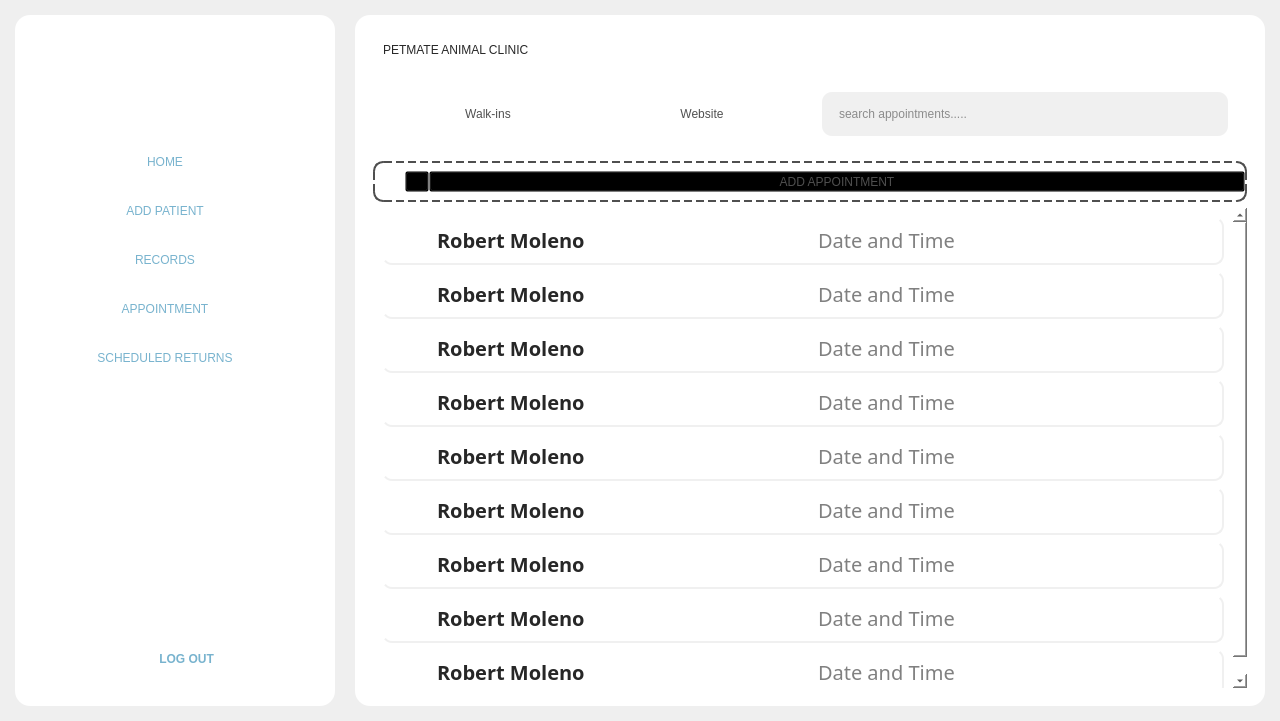
Above: Frontend/Home.ui from DreddVDomasian/Petmate-Desktop-Application before the change. Below: the same form after it.
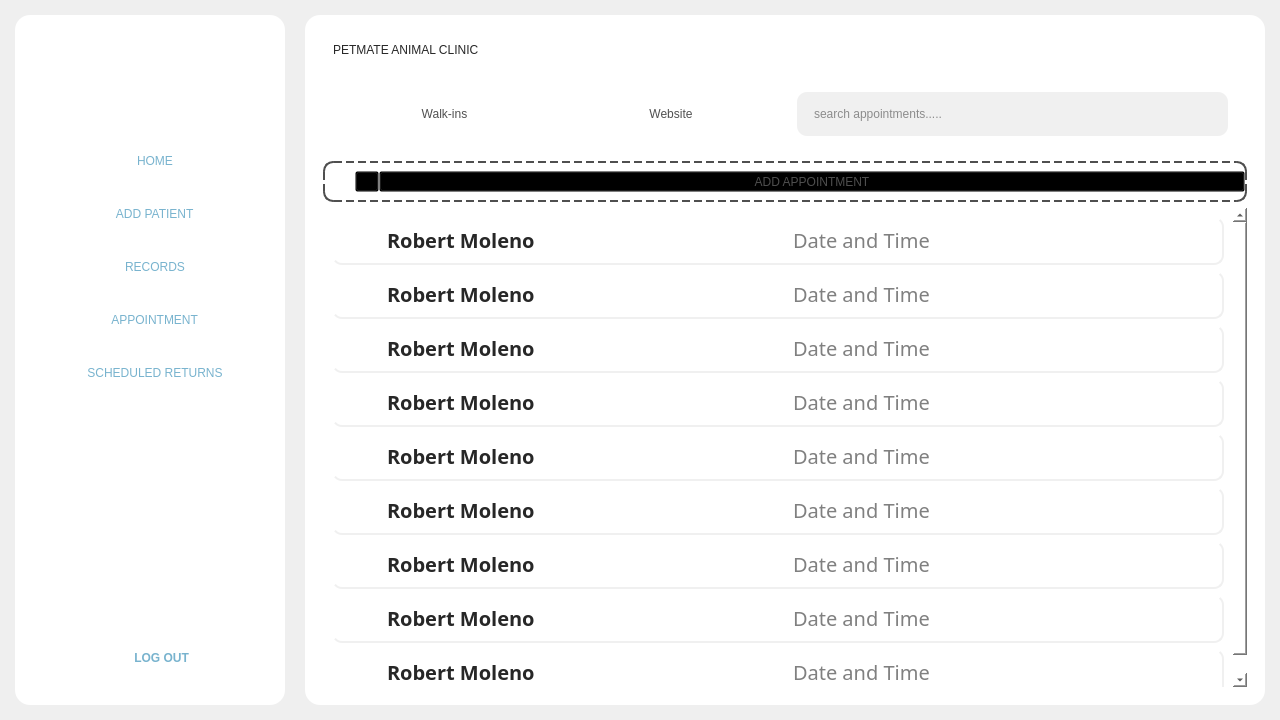
That is the form after the change. The open tabs and pages were chosen to show the change. Icons and pictures are not drawn.

Commit message:
Add appointment pop-up UI and logic
Introduces AddAppointmentCard UI and supporting logic for adding appointments, including patient and pet selection, date/time input, and cancel functionality. Updates Home.ui for improved layout and navigation, adds close icon, and registers new resources. Refactors app.py to integrate the appointment pop-up and related event handling.

The edit to the form file:
```diff
--- a/Frontend/Home.ui
+++ b/Frontend/Home.ui
@@ -7,7 +7,7 @@
     <x>0</x>
     <y>0</y>
     <width>1280</width>
-    <height>721</height>
+    <height>720</height>
    </rect>
   </property>
   <property name="sizePolicy">
@@ -82,12 +82,6 @@
         <verstretch>0</verstretch>
        </sizepolicy>
       </property>
-      <property name="minimumSize">
-       <size>
-        <width>320</width>
-        <height>0</height>
-       </size>
-      </property>
       <property name="styleSheet">
        <string notr="true">#sideNav{
 	background-color:white;
@@ -99,9 +93,15 @@
        <enum>QFrame::NoFrame</enum>
       </property>
       <layout class="QVBoxLayout" name="verticalLayout_2">
+       <property name="leftMargin">
+        <number>15</number>
+       </property>
        <property name="topMargin">
         <number>29</number>
        </property>
+       <property name="rightMargin">
+        <number>15</number>
+       </property>
        <property name="bottomMargin">
         <number>29</number>
        </property>
@@ -144,18 +144,6 @@
            <verstretch>0</verstretch>
           </sizepolicy>
          </property>
-         <property name="minimumSize">
-          <size>
-           <width>260</width>
-           <height>260</height>
-          </size>
-         </property>
-         <property name="maximumSize">
-          <size>
-           <width>260</width>
-           <height>260</height>
-          </size>
-         </property>
          <property name="styleSheet">
           <string notr="true">QFrame{
 	background-color:transparent;
@@ -166,19 +154,19 @@
          </property>
          <layout class="QVBoxLayout" name="verticalLayout">
           <property name="spacing">
-           <number>0</number>
+           <number>10</number>
           </property>
           <property name="leftMargin">
            <number>0</number>
           </property>
           <property name="topMargin">
-           <number>0</number>
+           <number>5</number>
           </property>
           <property name="rightMargin">
            <number>0</number>
           </property>
           <property name="bottomMargin">
-           <number>0</number>
+           <number>5</number>
           </property>
           <item>
            <widget class="QToolButton" name="homeBtn">
@@ -215,7 +203,7 @@
 }</string>
             </property>
             <property name="text">
-             <string>HOME</string>
+             <string>   HOME</string>
             </property>
             <property name="icon">
              <iconset resource="resource.qrc">
@@ -276,7 +264,7 @@
 }</string>
             </property>
             <property name="text">
-             <string>ADD PATIENT</string>
+             <string>   ADD PATIENT</string>
             </property>
             <property name="icon">
              <iconset resource="resource.qrc">
@@ -337,7 +325,7 @@
 }</string>
             </property>
             <property name="text">
-             <string>RECORDS</string>
+             <string>   RECORDS</string>
             </property>
             <property name="icon">
              <iconset resource="resource.qrc">
@@ -398,7 +386,7 @@
 }</string>
             </property>
             <property name="text">
-             <string>APPOINTMENT</string>
+             <string>   APPOINTMENT</string>
             </property>
             <property name="icon">
              <iconset resource="resource.qrc">
@@ -459,7 +447,7 @@
 }</string>
             </property>
             <property name="text">
-             <string>SCHEDULED RETURNS</string>
+             <string>   SCHEDULED RETURNS</string>
             </property>
             <property name="icon">
              <iconset resource="resource.qrc">
@@ -488,19 +476,6 @@
          </layout>
         </widget>
        </item>
-       <item>
-        <spacer name="verticalSpacer_2">
-         <property name="orientation">
-          <enum>Qt::Vertical</enum>
-         </property>
-         <property name="sizeHint" stdset="0">
-          <size>
-           <width>20</width>
-           <height>40</height>
-          </size>
-         </property>
-        </spacer>
-       </item>
        <item alignment="Qt::AlignHCenter">
         <widget class="QLabel" name="label">
          <property name="sizePolicy">
@@ -538,19 +513,6 @@
          </property>
         </widget>
        </item>
-       <item>
-        <spacer name="verticalSpacer">
-         <property name="orientation">
-          <enum>Qt::Vertical</enum>
-         </property>
-         <property name="sizeHint" stdset="0">
-          <size>
-           <width>20</width>
-           <height>40</height>
-          </size>
-         </property>
-        </spacer>
-       </item>
        <item alignment="Qt::AlignHCenter">
         <widget class="QToolButton" name="toolButton">
          <property name="minimumSize">
@@ -2425,8 +2387,8 @@
                   <property name="geometry">
                    <rect>
                     <x>0</x>
-                    <y>-8</y>
-                    <width>857</width>
+                    <y>0</y>
+                    <width>413</width>
                     <height>606</height>
                    </rect>
                   </property>
```
Left out of the diff: 22 changed lines with no effect on the pictures. The commit also changes 7 other files.
